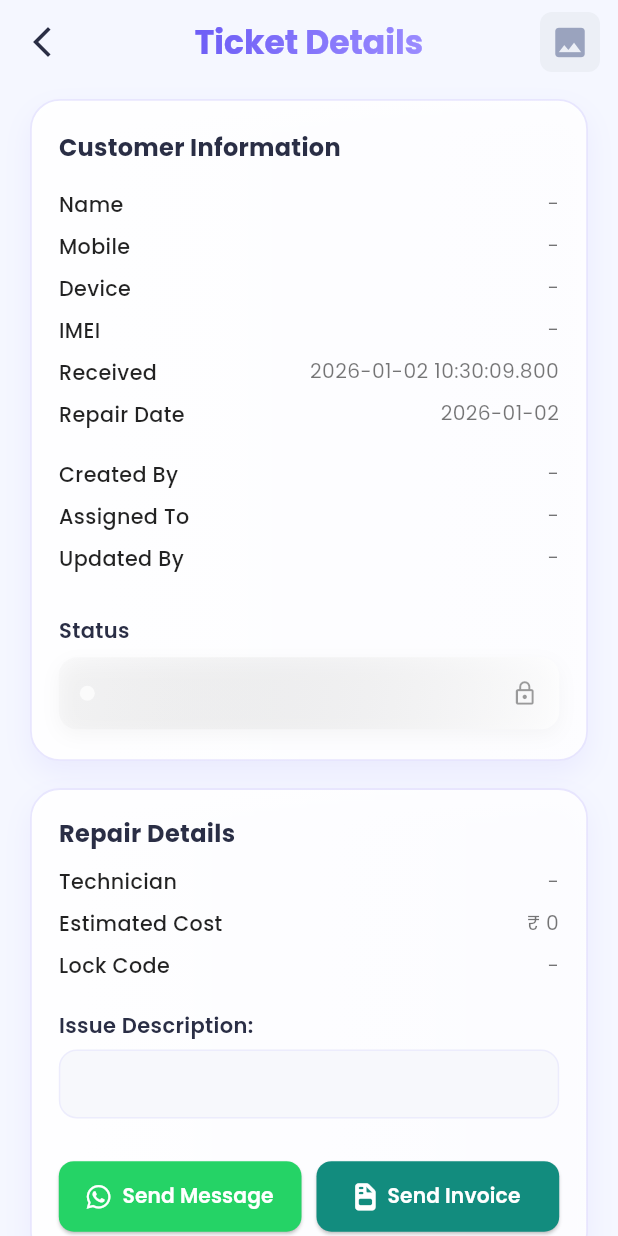
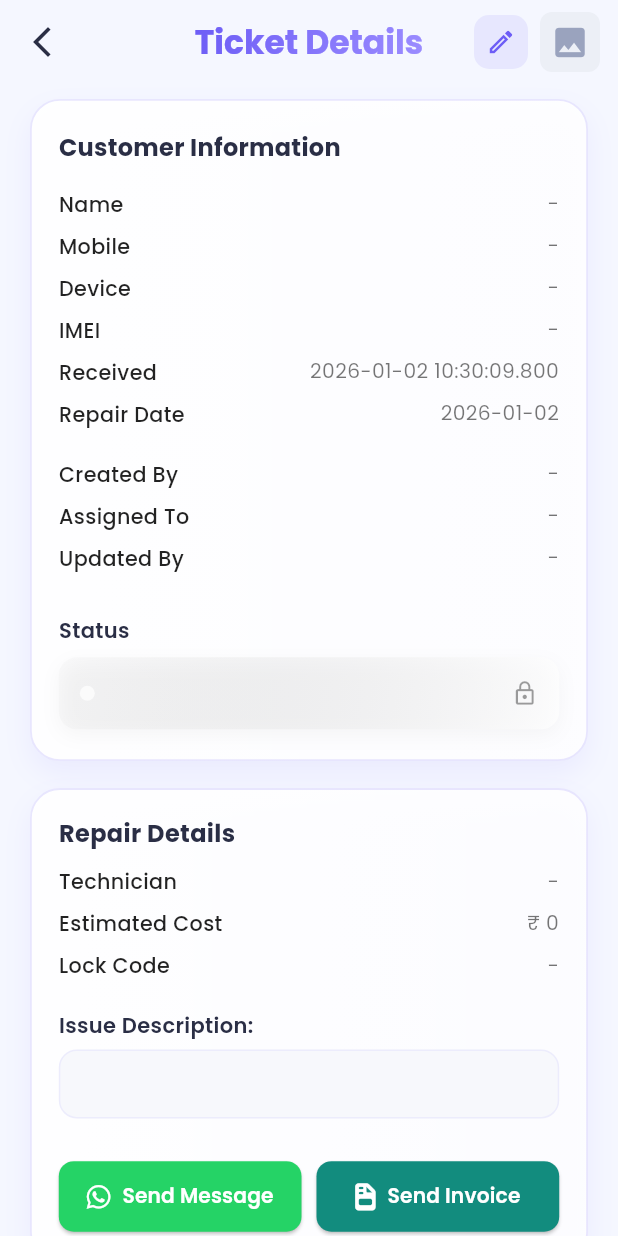
Before and after one commit to PrajyotKankal/JollyBabaManagement, a Flutter app: the TicketDetailsScreen screen opened directly with empty values, on a phone screen of 412 x 824 dp. Run offline on Flutter 3.47's test engine with Material 3 defaults, Android fonts, the phone set to English and light mode, and no system bars; drawn by our look-alikes of flutter_animate; our stand-ins replace csv, dio, file_picker, flutter_image_compress, flutter_secure_storage, font_awesome_flutter and 8 more; missing offline and left inert: dart:html, dart:js, dart:js_util, excel, mobile_scanner; accounts and stored records are empty; network calls fail.

```diff
--- a/jollybaba_ui/lib/screens/ticket_details_screen.dart
+++ b/jollybaba_ui/lib/screens/ticket_details_screen.dart
@@ -13,6 +13,7 @@ import 'widgets/customer_info_card.dart';
 import 'widgets/repair_details_card.dart';
 import 'widgets/technician_notes_section.dart';
 import 'widgets/save_button.dart';
+import 'widgets/edit_ticket_sheet.dart';
 
 class TicketDetailsScreen extends StatefulWidget {
   final Map<String, dynamic> ticket;
@@ -407,6 +408,34 @@ class _TicketDetailsScreenState extends State<TicketDetailsScreen> {
             onPressed: () => Get.back(result: controller.ticket),
           ),
           actions: [
+            // Edit button - opens EditTicketSheet for modifying ticket details
+            IconButton(
+              icon: Container(
+                padding: const EdgeInsets.all(8),
+                decoration: BoxDecoration(
+                  color: const Color(0xFF6D5DF6).withOpacity(0.1),
+                  borderRadius: BorderRadius.circular(10),
+                ),
+                child: const Icon(
+                  Icons.edit_outlined,
+                  color: Color(0xFF6D5DF6),
+                  size: 20,
+                ),
+              ),
+              onPressed: () async {
+                final result = await showModalBottomSheet<bool>(
+                  context: context,
+                  isScrollControlled: true,
+                  backgroundColor: Colors.transparent,
+                  builder: (_) => EditTicketSheet(controller: controller),
+                );
+                // Refresh the screen if edit was successful
+                if (result == true) {
+                  controller.update();
+                }
+              },
+              tooltip: 'Edit Ticket',
+            ),
             GetBuilder<TicketDetailsController>(
               tag: tag,
               builder: (_) => Padding(
```
